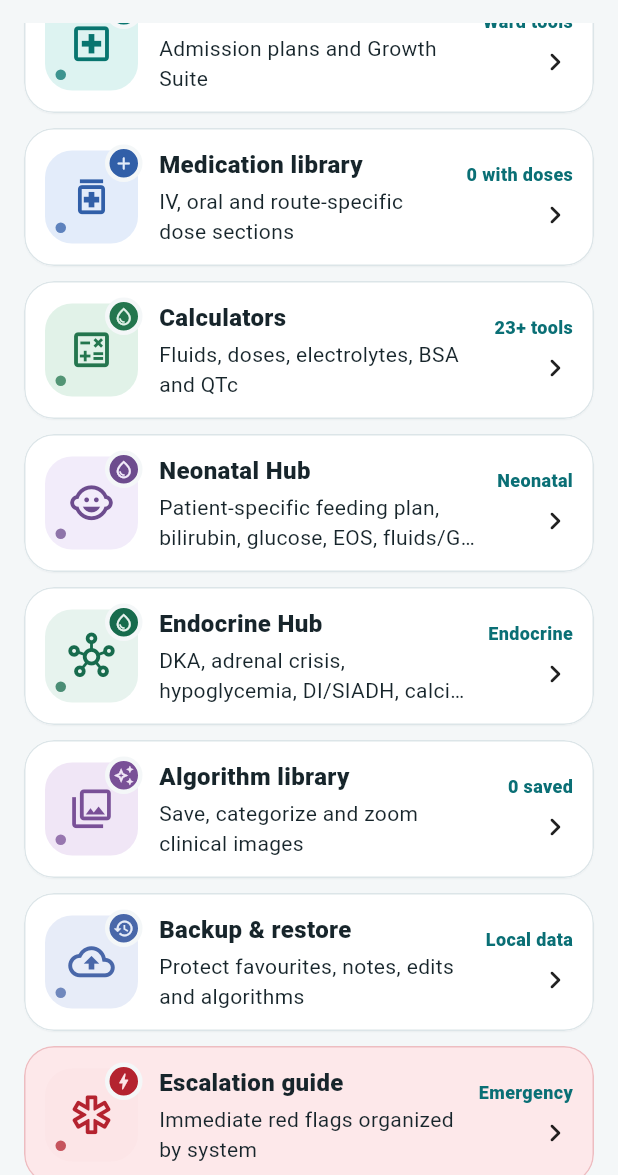
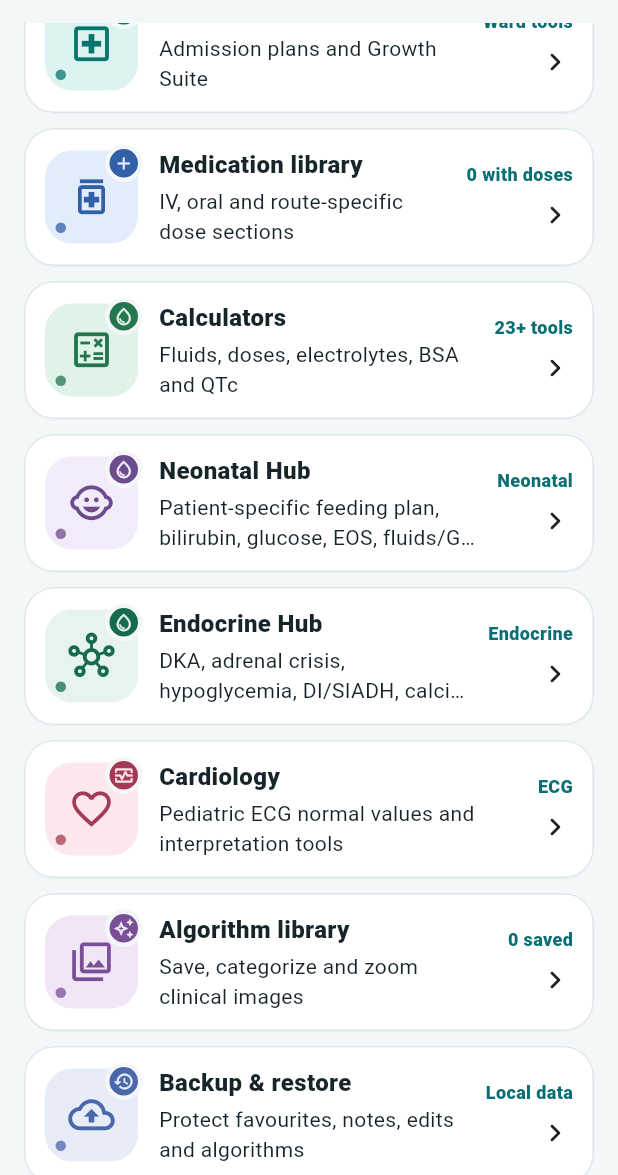
Before and after one commit to extraxen/pedsflow, a Flutter app: the HomeScreen screen opened directly with empty values, scrolled down 576 dp, on a phone screen of 412 x 824 dp, the part 61-1236 px from its top. Run offline on Flutter 3.47's test engine with Material 3 defaults, Android fonts, the phone set to English and light mode, and no system bars; our stand-ins replace image_picker, shared_preferences; accounts and stored records are empty.

Commit message:
Surface Cardiology from Home clinical tools

```diff
--- a/lib/screens/home_screen.dart
+++ b/lib/screens/home_screen.dart
@@ -13,6 +13,7 @@ import '../models/admission_plan.dart';
 import '../services/app_store.dart';
 import '../services/global_search.dart';
 import '../widgets/plan_tile.dart';
+import 'cardiology_screen.dart';
 import 'escalation_screen.dart';
 import 'backup_screen.dart';
 import 'universal_search_screen.dart';
@@ -145,6 +146,21 @@ class HomeScreen extends StatelessWidget {
                 subtitle: 'DKA, adrenal crisis, hypoglycemia, DI/SIADH, calcium, thyroid and insulin tools',
                 meta: 'Endocrine',
                 onTap: () => Navigator.of(context).push(MaterialPageRoute<void>(builder: (_) => const EndocrineHubScreen())),
+              ),
+              const SizedBox(height: 10),
+              _ClinicalToolRow(
+                illustration: const _IllustratedBadge(
+                  icon: Icons.favorite_outline,
+                  secondaryIcon: Icons.monitor_heart_outlined,
+                  background: Color(0xFFFCE8EC),
+                  accent: Color(0xFFA43A55),
+                ),
+                title: 'Cardiology',
+                subtitle: 'Pediatric ECG normal values and interpretation tools',
+                meta: 'ECG',
+                onTap: () => Navigator.of(context).push(
+                  MaterialPageRoute<void>(builder: (_) => const CardiologyScreen()),
+                ),
               ),
               const SizedBox(height: 10),
               _ClinicalToolRow(
```
